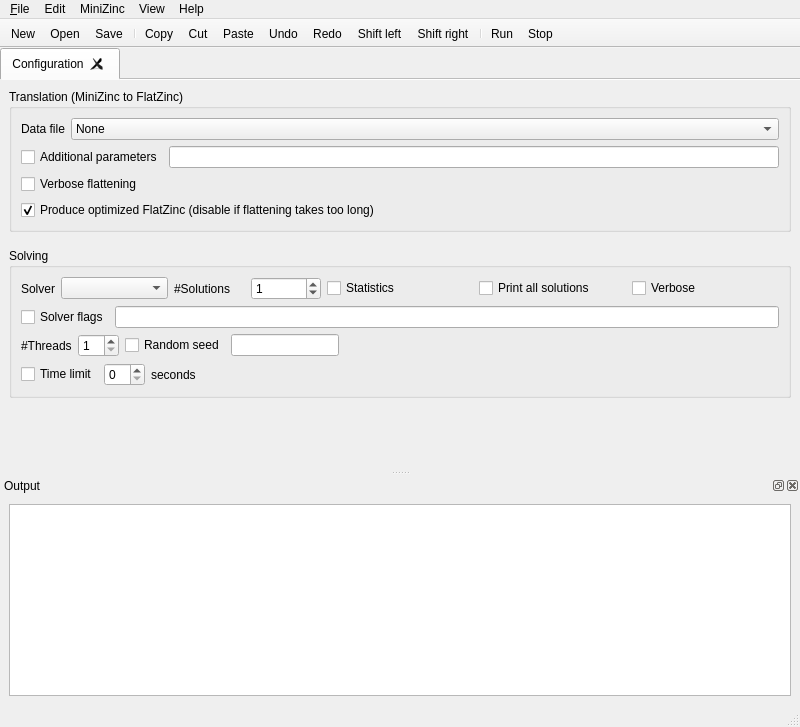
Qt form MiniZincIDE/mainwindow.ui (MiniZinc/MiniZincIDE) before a commit.
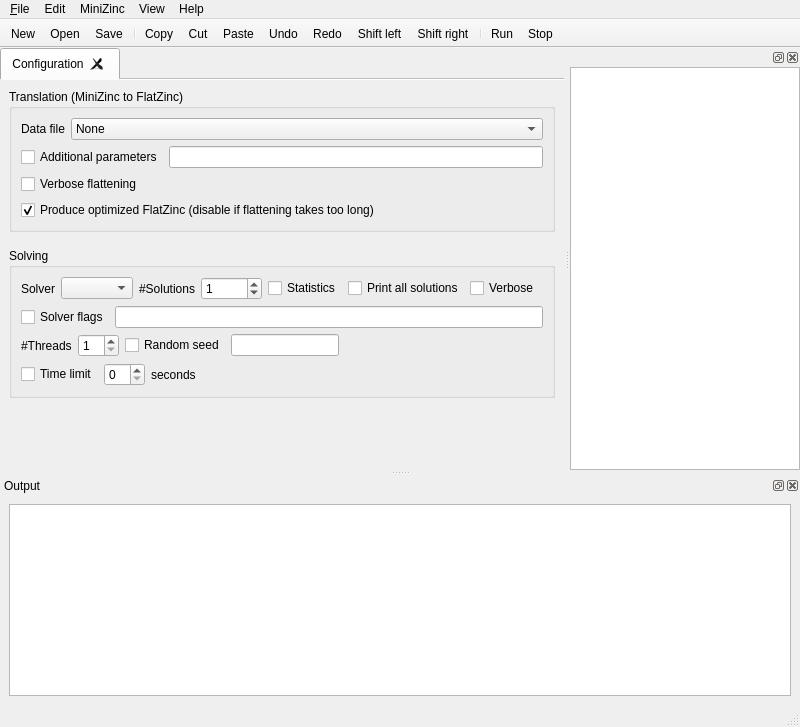
The same form after that commit. Icons and pictures are not drawn. Custom widgets are drawn as their Qt base class.

Commit message: Add initial project explorer.  Only shows open files for now.

Diff of the .ui file:
```diff
--- a/MiniZincIDE/mainwindow.ui
+++ b/MiniZincIDE/mainwindow.ui
@@ -551,6 +551,37 @@
    <addaction name="actionRun"/>
    <addaction name="actionStop"/>
   </widget>
+  <widget class="QDockWidget" name="dockWidget">
+   <attribute name="dockWidgetArea">
+    <number>2</number>
+   </attribute>
+   <widget class="QWidget" name="dockWidgetContents">
+    <layout class="QHBoxLayout" name="horizontalLayout_12">
+     <property name="leftMargin">
+      <number>0</number>
+     </property>
+     <property name="topMargin">
+      <number>0</number>
+     </property>
+     <property name="rightMargin">
+      <number>0</number>
+     </property>
+     <property name="bottomMargin">
+      <number>0</number>
+     </property>
+     <item>
+      <widget class="QTreeView" name="projectView">
+       <property name="verticalScrollBarPolicy">
+        <enum>Qt::ScrollBarAsNeeded</enum>
+       </property>
+       <property name="horizontalScrollBarPolicy">
+        <enum>Qt::ScrollBarAsNeeded</enum>
+       </property>
+      </widget>
+     </item>
+    </layout>
+   </widget>
+  </widget>
   <action name="actionOpen">
    <property name="icon">
     <iconset resource="minizincide.qrc">
```
Left out of the diff: 6 changed lines with no effect on the pictures. The commit also changes 7 other files.
